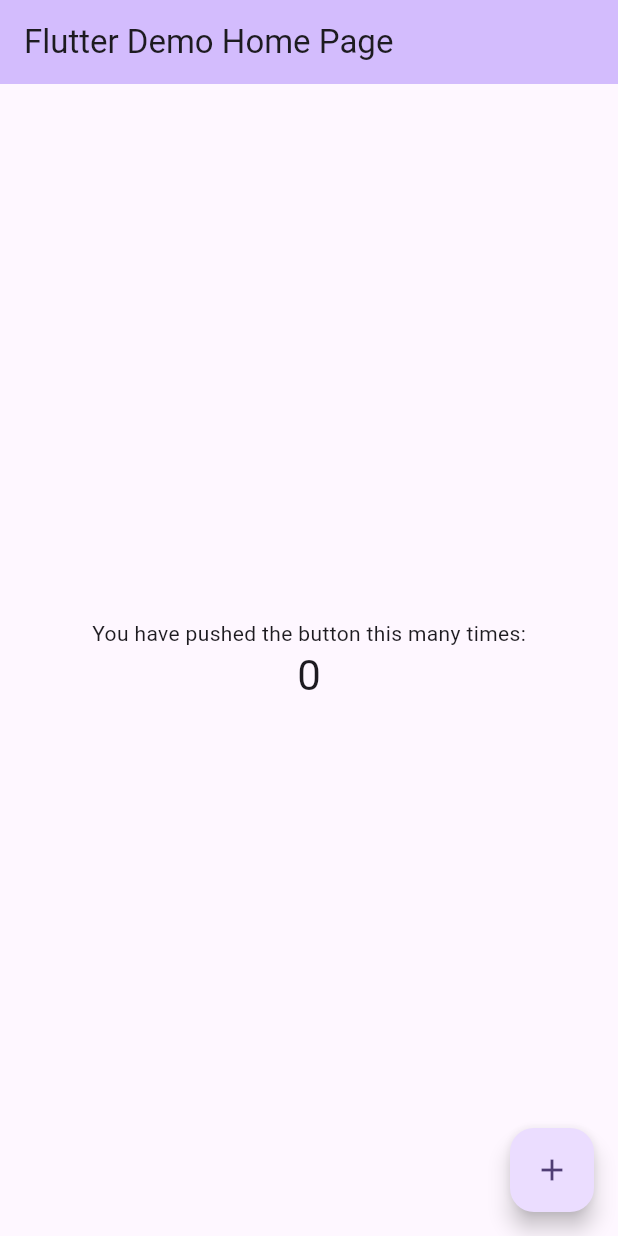
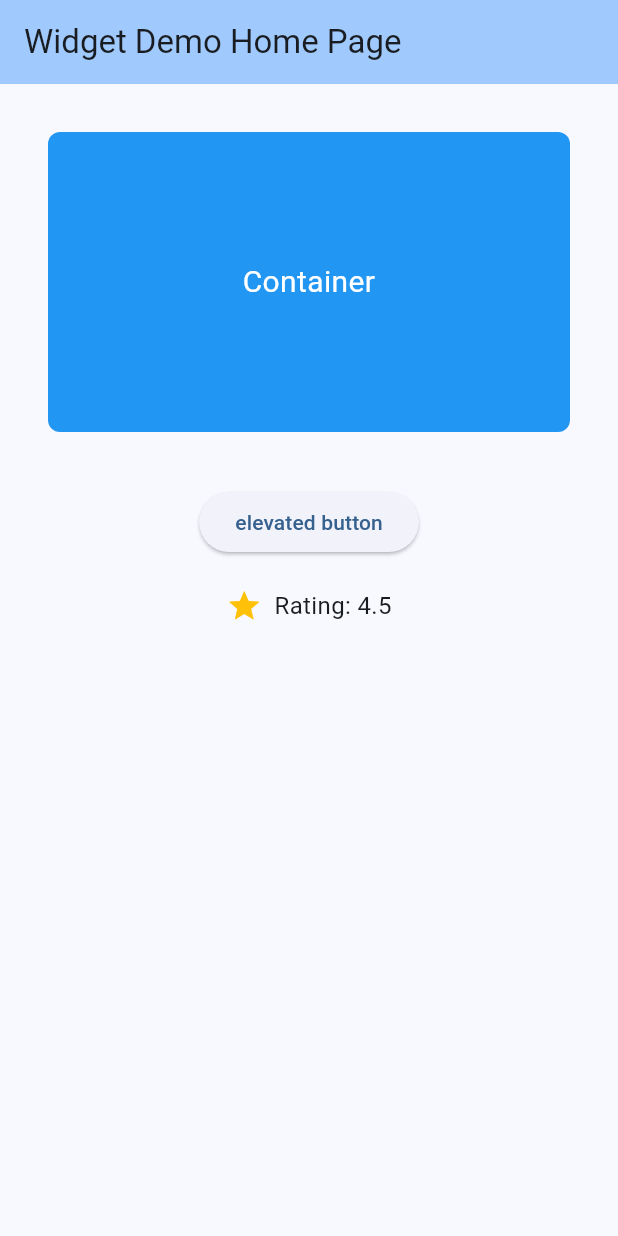
Before and after one commit to NicholasRVL/pab1_if3b_pertemuan10, a Flutter app: the screen it shows after launch, on a phone screen of 412 x 824 dp. Run offline on Flutter 3.47's test engine with Material 3 defaults, Android fonts, the phone set to English and light mode, and no system bars.

Commit message:
Update main.dart

```diff
--- a/lib/main.dart
+++ b/lib/main.dart
@@ -11,26 +11,12 @@ class MyApp extends StatelessWidget {
   @override
   Widget build(BuildContext context) {
     return MaterialApp(
-      title: 'Flutter Demo',
+      title: 'Widget Demo',
       theme: ThemeData(
-        // This is the theme of your application.
-        //
-        // TRY THIS: Try running your application with "flutter run". You'll see
-        // the application has a purple toolbar. Then, without quitting the app,
-        // try changing the seedColor in the colorScheme below to Colors.green
-        // and then invoke "hot reload" (save your changes or press the "hot
-        // reload" button in a Flutter-supported IDE, or press "r" if you used
-        // the command line to start the app).
-        //
-        // Notice that the counter didn't reset back to zero; the application
-        // state is not lost during the reload. To reset the state, use hot
-        // restart instead.
-        //
-        // This works for code too, not just values: Most code changes can be
-        // tested with just a hot reload.
-        colorScheme: ColorScheme.fromSeed(seedColor: Colors.deepPurple),
+
+        colorScheme: ColorScheme.fromSeed(seedColor: Colors.blue),
       ),
-      home: const MyHomePage(title: 'Flutter Demo Home Page'),
+      home: const MyHomePage(title: 'Widget Demo Home Page'),
     );
   }
 }
@@ -38,85 +24,92 @@ class MyApp extends StatelessWidget {
 class MyHomePage extends StatefulWidget {
   const MyHomePage({super.key, required this.title});
 
-  // This widget is the home page of your application. It is stateful, meaning
-  // that it has a State object (defined below) that contains fields that affect
-  // how it looks.
-
-  // This class is the configuration for the state. It holds the values (in this
-  // case the title) provided by the parent (in this case the App widget) and
-  // used by the build method of the State. Fields in a Widget subclass are
-  // always marked "final".
-
   final String title;
 
   @override
   State<MyHomePage> createState() => _MyHomePageState();
+
 }
 
 class _MyHomePageState extends State<MyHomePage> {
-  int _counter = 0;
-
-  void _incrementCounter() {
-    setState(() {
-      // This call to setState tells the Flutter framework that something has
-      // changed in this State, which causes it to rerun the build method below
-      // so that the display can reflect the updated values. If we changed
-      // _counter without calling setState(), then the build method would not be
-      // called again, and so nothing would appear to happen.
-      _counter++;
-    });
-  }
 
   @override
   Widget build(BuildContext context) {
-    // This method is rerun every time setState is called, for instance as done
-    // by the _incrementCounter method above.
-    //
-    // The Flutter framework has been optimized to make rerunning build methods
-    // fast, so that you can just rebuild anything that needs updating rather
-    // than having to individually change instances of widgets.
+
     return Scaffold(
       appBar: AppBar(
-        // TRY THIS: Try changing the color here to a specific color (to
-        // Colors.amber, perhaps?) and trigger a hot reload to see the AppBar
-        // change color while the other colors stay the same.
+
         backgroundColor: Theme.of(context).colorScheme.inversePrimary,
-        // Here we take the value from the MyHomePage object that was created by
-        // the App.build method, and use it to set our appbar title.
+
         title: Text(widget.title),
       ),
-      body: Center(
-        // Center is a layout widget. It takes a single child and positions it
-        // in the middle of the parent.
+      body: SingleChildScrollView(
+        padding: const EdgeInsets.all(16.0),
         child: Column(
-          // Column is also a layout widget. It takes a list of children and
-          // arranges them vertically. By default, it sizes itself to fit its
-          // children horizontally, and tries to be as tall as its parent.
-          //
-          // Column has various properties to control how it sizes itself and
-          // how it positions its children. Here we use mainAxisAlignment to
-          // center the children vertically; the main axis here is the vertical
-          // axis because Columns are vertical (the cross axis would be
-          // horizontal).
-          //
-          // TRY THIS: Invoke "debug painting" (choose the "Toggle Debug Paint"
-          // action in the IDE, or press "p" in the console), to see the
-          // wireframe for each widget.
-          mainAxisAlignment: MainAxisAlignment.center,
-          children: <Widget>[
-            const Text('You have pushed the button this many times:'),
-            Text(
-              '$_counter',
-              style: Theme.of(context).textTheme.headlineMedium,
+
+          children:[
+
+            Container(
+              width: double.infinity,
+              height: 200,
+              margin: const EdgeInsets.all(16),
+              padding: const EdgeInsets.all(16),
+              decoration: BoxDecoration(
+                color: Colors.blue,
+                borderRadius: BorderRadius.circular(8),
+              ),
+
+              child: const Center(
+                child: Text("Container",
+
+                style: TextStyle(
+                  color: Colors.white,
+                  fontSize: 20.0
+                ),
+                textAlign: TextAlign.center,
+
+                ),
+
+              ),
+
             ),
-          ],
+
+              const SizedBox(height: 20),
+
+              ElevatedButton(
+                  onPressed: () {
+                    print("elevated button di tekan");
+                  },
+                  child:  const Text('elevated button'),
+              ),
+
+            const SizedBox(height: 20),
+
+          Row(
+            mainAxisAlignment: MainAxisAlignment.center,
+            children: const[
+              Icon(
+                Icons.star,
+                color: Colors.amber,
+                size: 24,
+              ),
+
+              SizedBox(width: 8),
+              Text(
+                'Rating: 4.5',
+                style: TextStyle(
+                  fontSize: 16,
+                ),
+              ),
+
+            ],
+          )
+
+
+          ]
+
         ),
       ),
-      floatingActionButton: FloatingActionButton(
-        onPressed: _incrementCounter,
-        tooltip: 'Increment',
-        child: const Icon(Icons.add),
-      ), // This trailing comma makes auto-formatting nicer for build methods.
     );
   }
 }
```
